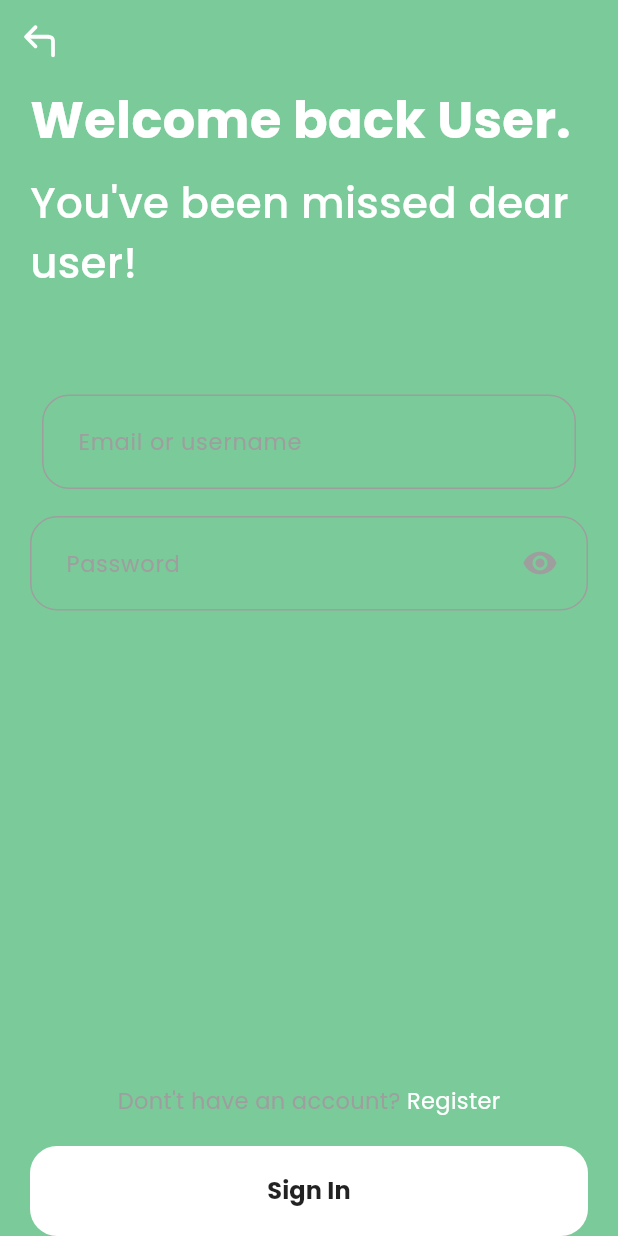
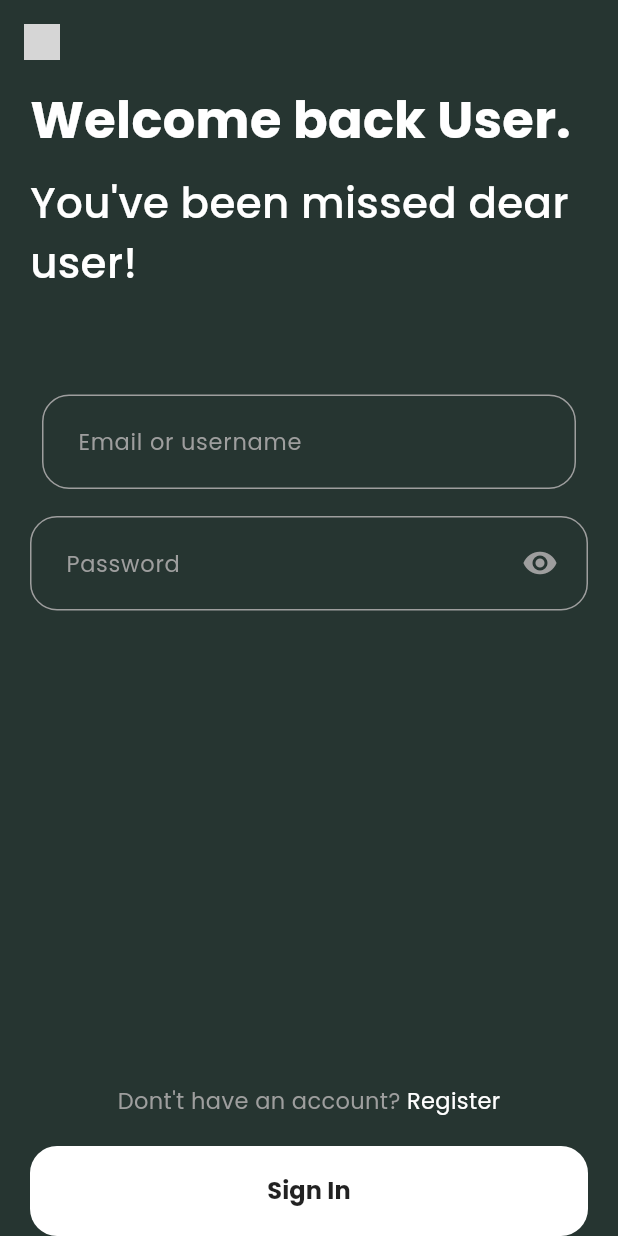
Before and after one commit to davidqwertyuiop/smart_irrigation, a Flutter app: the screen it shows after launch, after a tap on "Sign in", on a phone screen of 412 x 824 dp. Run offline on Flutter 3.47's test engine with Material 3 defaults, Android fonts, the phone set to English and light mode, and no system bars; our stand-ins replace cloud_firestore, firebase_auth, firebase_core, flutter_svg, google_fonts; missing offline and left inert: chart_sparkline; accounts and stored records are empty; network calls fail; grey boxes are pictures that could not be loaded.

Commit message:
new file:   android/app/src/main/java/io/flutter/app/FlutterMultiDexApplication.java 	deleted:    assets/images/image copy.png 	modified:   lib/constants.dart 	deleted:    lib/screens/language_screen.dart 	modified:   lib/screens/signin_page.dart 	modified:   lib/screens/welcome_page.dart 	modified:   pubspec.yaml

```diff
--- a/lib/constants.dart
+++ b/lib/constants.dart
@@ -1,7 +1,7 @@
 import 'package:flutter/material.dart';
 
 // Colors
-const kBackgroundColor = Color.fromARGB(255, 122, 203, 153);
+const kBackgroundColor = Color.fromARGB(255, 38, 53, 49);
 const kTextFieldFill = Color(0xff1E1C24);
 // TextStyles
 const kHeadline = TextStyle(
--- a/lib/screens/signin_page.dart
+++ b/lib/screens/signin_page.dart
@@ -43,7 +43,7 @@ class _SignInPageState extends State<SignInPage> {
             Navigator.pop(context);
           },
           // ignore: deprecated_member_use
-          icon: SvgPicture.asset('assets/images/back_arrow.svg', width:24, color:Colors.white)
+          icon: SvgPicture.asset('assets/images/back_arrow.svg.png', width:24, color:Colors.white)
         ),
       ),
       body: SafeArea(
--- a/lib/screens/welcome_page.dart
+++ b/lib/screens/welcome_page.dart
@@ -26,14 +26,14 @@ class WelcomePage extends StatelessWidget{
             ),
           ),
           const SizedBox(height:15),
-          const Text("SIJI's IOT Project \n Multilingual Smart Irrigation Application",
+          const Text("Multilingual Smart Irrigation Application",
           style: kHeadline,
           textAlign: TextAlign.center,
           ),
           const SizedBox(height:10),
           SizedBox(
           width: MediaQuery.of(context).size.width*0.8,
-          child: const Text("Supervisor: DR O.K Ogidan",
+          child: const Text("Supervisor: DR O.K Ogidan \n Project Student: Fadeyibi Oluwasijibomi",
           style: kBodyText,
           textAlign: TextAlign.center,
           ),)
--- a/pubspec.yaml
+++ b/pubspec.yaml
@@ -75,12 +75,12 @@ flutter:
 
   # To add assets to your application, add an assets section, like this:
   assets:
-    - assets/images/back_arrow.svg
+
     - assets/images/back_arrows.svg.png
     - assets/images/humidity_icon.png
     - assets/images/humidity_icon.png
     - assets/images/image.png
-    - assets/images/image copy.png
+
     - assets/images/SoilMoistures.png
     - assets/images/team_illustration.png
     - assets/images/temperature_icon.png
```
Also changed, not shown: lib/screens/language_screen.dart (deleted, +0 -62 lines), assets/images/image copy.png (deleted), 1 other file.
